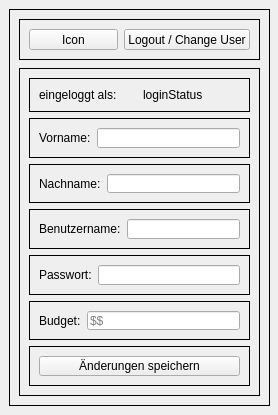
First picture: the form in frontend/Nutzerprofil.ui, repository nhatlam96/gui-xtraktor, before the edit.
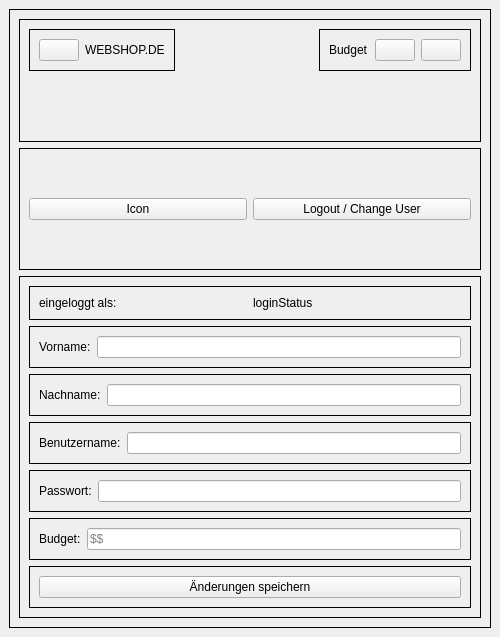
Second picture: the form after the edit.

The edit to the form file:
```diff
--- a/frontend/Nutzerprofil.ui
+++ b/frontend/Nutzerprofil.ui
@@ -6,8 +6,8 @@
    <rect>
     <x>0</x>
     <y>0</y>
-    <width>278</width>
-    <height>415</height>
+    <width>500</width>
+    <height>637</height>
    </rect>
   </property>
   <property name="windowTitle">
@@ -20,30 +20,89 @@
      <height>415</height>
     </size>
    </property>
+   <layout class="QVBoxLayout" name="verticalLayout_2">
+    <item>
    <widget class="QFrame" name="frame_2">
-    <property name="geometry">
-     <rect>
-      <x>9</x>
-      <y>9</y>
-      <width>261</width>
-      <height>397</height>
-     </rect>
-    </property>
+      <property name="frameShape">
+       <enum>QFrame::Box</enum>
+      </property>
+      <property name="frameShadow">
+       <enum>QFrame::Plain</enum>
+      </property>
+      <layout class="QVBoxLayout" name="verticalLayout_3">
+       <item>
+        <widget class="QFrame" name="frame_4">
     <property name="frameShape">
      <enum>QFrame::Box</enum>
     </property>
     <property name="frameShadow">
      <enum>QFrame::Plain</enum>
     </property>
+         <layout class="QHBoxLayout" name="horizontalLayout_8">
+          <item alignment="Qt::AlignLeft|Qt::AlignTop">
+           <widget class="QFrame" name="frame_5">
+            <property name="frameShape">
+             <enum>QFrame::Box</enum>
+            </property>
+            <property name="frameShadow">
+             <enum>QFrame::Plain</enum>
+            </property>
+            <layout class="QHBoxLayout" name="horizontalLayout_9">
+             <item>
+              <widget class="QPushButton" name="home_Button">
+               <property name="text">
+                <string/>
+               </property>
+              </widget>
+             </item>
+             <item>
+              <widget class="QLabel" name="label_2">
+               <property name="text">
+                <string>WEBSHOP.DE</string>
+               </property>
+              </widget>
+             </item>
+            </layout>
+           </widget>
+          </item>
+          <item alignment="Qt::AlignRight|Qt::AlignTop">
+           <widget class="QFrame" name="frame_6">
+            <property name="frameShape">
+             <enum>QFrame::Box</enum>
+            </property>
+            <property name="frameShadow">
+             <enum>QFrame::Plain</enum>
+            </property>
+            <layout class="QHBoxLayout" name="horizontalLayout_10">
+             <item>
+              <widget class="QLabel" name="budget_label">
+               <property name="text">
+                <string>Budget</string>
+               </property>
+              </widget>
+             </item>
+             <item>
+              <widget class="QPushButton" name="acc_Button">
+               <property name="text">
+                <string/>
+               </property>
+              </widget>
+             </item>
+             <item>
+              <widget class="QPushButton" name="shopping_Button">
+               <property name="text">
+                <string/>
+               </property>
+              </widget>
+             </item>
+            </layout>
+           </widget>
+          </item>
+         </layout>
+        </widget>
+       </item>
+       <item>
     <widget class="QFrame" name="frame_3">
-     <property name="geometry">
-      <rect>
-       <x>10</x>
-       <y>10</y>
-       <width>241</width>
-       <height>41</height>
-      </rect>
-     </property>
      <property name="frameShape">
       <enum>QFrame::Box</enum>
      </property>
@@ -67,15 +126,9 @@
       </item>
      </layout>
     </widget>
+       </item>
+       <item>
     <widget class="QFrame" name="frame">
-     <property name="geometry">
-      <rect>
-       <x>10</x>
-       <y>59</y>
-       <width>241</width>
-       <height>328</height>
-      </rect>
-     </property>
      <property name="frameShape">
       <enum>QFrame::Box</enum>
      </property>
@@ -247,7 +300,11 @@
       </item>
      </layout>
     </widget>
-   </widget>
+       </item>
+      </layout>
+     </widget>
+    </item>
+   </layout>
   </widget>
  </widget>
  <resources/>
```
Lines whose indentation alone changed are shown as unchanged.
